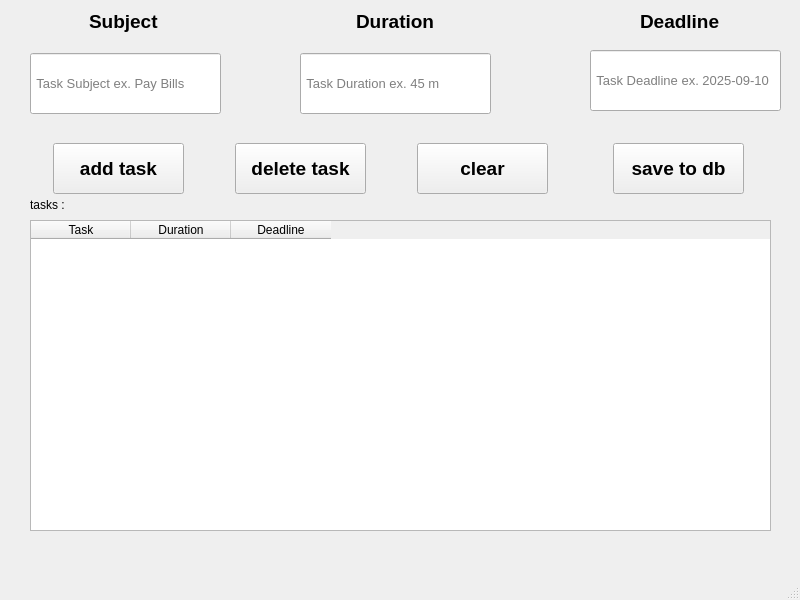
First picture: the form in todo.ui, repository AlirezaArdani/Todo-List-PyQt5, before the edit.
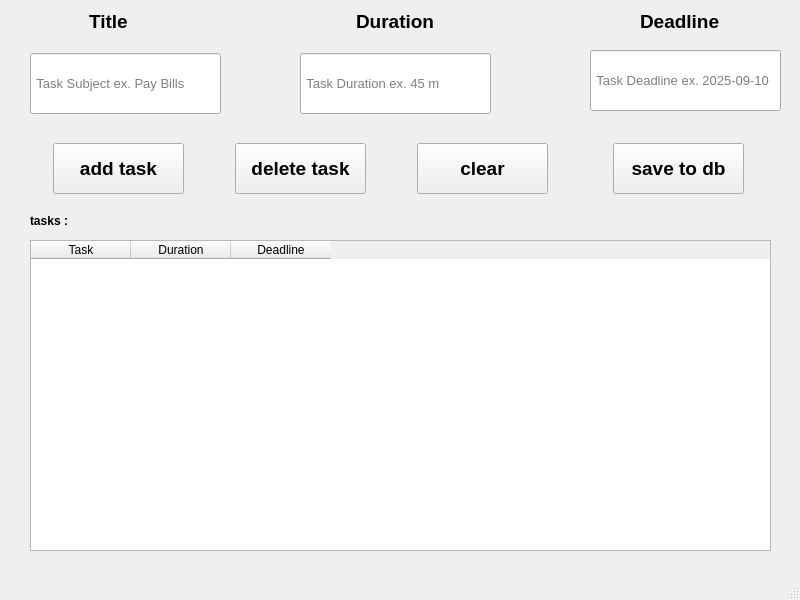
Second picture: the form after the edit.

Commit message: finalize app logic. add data base connection to app. change QMessageBoxes message text. data base created for tasks using docker desktop and mysql.

```diff
--- a/todo.ui
+++ b/todo.ui
@@ -165,7 +165,7 @@
      </font>
     </property>
     <property name="text">
-     <string>Subject</string>
+     <string>Title</string>
     </property>
    </widget>
    <widget class="QLabel" name="label_2">
@@ -212,7 +212,7 @@
     <property name="geometry">
      <rect>
       <x>30</x>
-      <y>220</y>
+      <y>240</y>
       <width>741</width>
       <height>311</height>
      </rect>
@@ -246,11 +246,18 @@
     <property name="geometry">
      <rect>
       <x>30</x>
-      <y>189</y>
-      <width>71</width>
-      <height>31</height>
+      <y>200</y>
+      <width>171</width>
+      <height>41</height>
      </rect>
     </property>
+    <property name="font">
+     <font>
+      <pointsize>9</pointsize>
+      <weight>75</weight>
+      <bold>true</bold>
+     </font>
+    </property>
     <property name="text">
      <string>tasks : </string>
     </property>
```
The commit also changes 1 other file.
